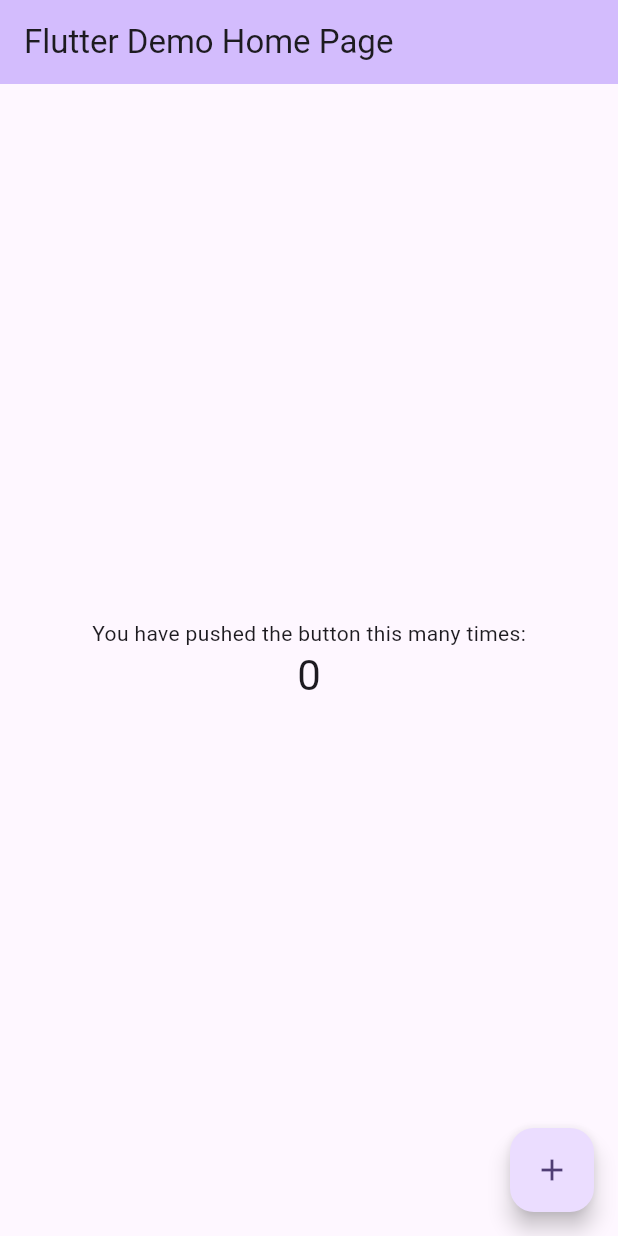
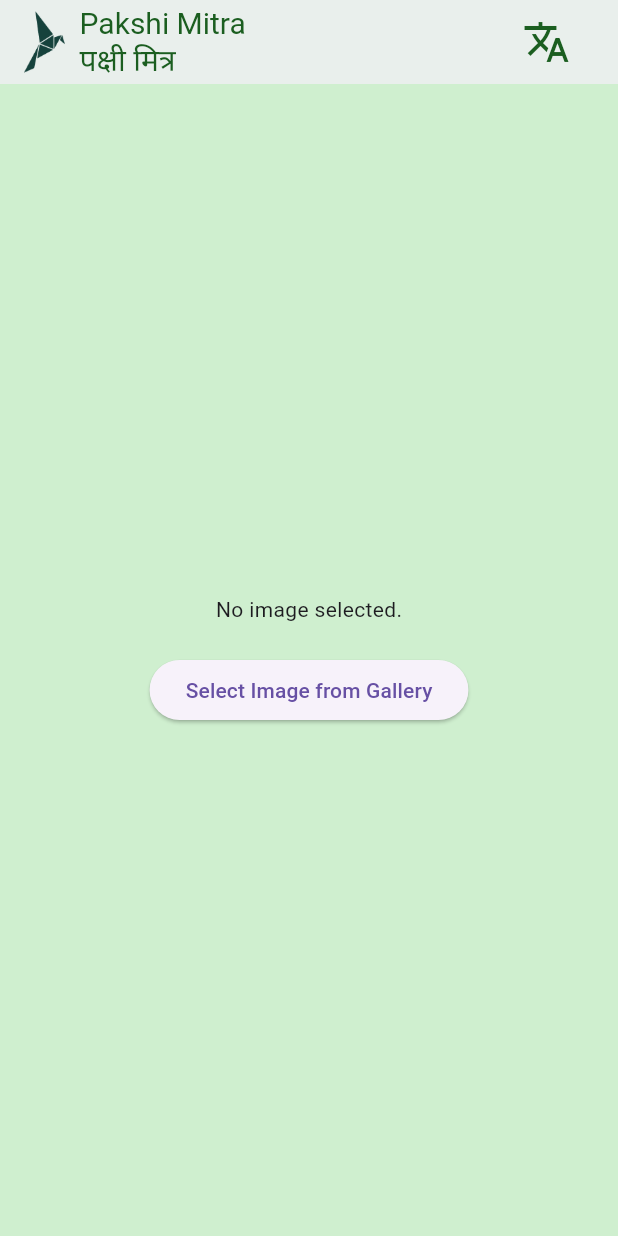
Before and after one commit to ArjunBasandrai/pakshi-mitra-app, a Flutter app: the screen it shows after launch, on a phone screen of 412 x 824 dp. Run offline on Flutter 3.47's test engine with Material 3 defaults, Android fonts, the phone set to English and light mode, and no system bars; our stand-ins replace image_picker.

Commit message:
feat: added image picker

```diff
--- a/lib/main.dart
+++ b/lib/main.dart
@@ -1,125 +1,107 @@
 import 'package:flutter/material.dart';
+import 'package:image_picker/image_picker.dart';
+import 'dart:io';
+import 'topbar.dart';
 
 void main() {
-  runApp(const MyApp());
+  runApp(const MaterialApp(
+    home: Home()
+  ));
 }
 
-class MyApp extends StatelessWidget {
-  const MyApp({super.key});
+class Home extends StatelessWidget {
+  const Home({super.key});
 
-  // This widget is the root of your application.
   @override
   Widget build(BuildContext context) {
-    return MaterialApp(
-      title: 'Flutter Demo',
-      theme: ThemeData(
-        // This is the theme of your application.
-        //
-        // TRY THIS: Try running your application with "flutter run". You'll see
-        // the application has a purple toolbar. Then, without quitting the app,
-        // try changing the seedColor in the colorScheme below to Colors.green
-        // and then invoke "hot reload" (save your changes or press the "hot
-        // reload" button in a Flutter-supported IDE, or press "r" if you used
-        // the command line to start the app).
-        //
-        // Notice that the counter didn't reset back to zero; the application
-        // state is not lost during the reload. To reset the state, use hot
-        // restart instead.
-        //
-        // This works for code too, not just values: Most code changes can be
-        // tested with just a hot reload.
-        colorScheme: ColorScheme.fromSeed(seedColor: Colors.deepPurple),
-        useMaterial3: true,
+    return Scaffold(
+      appBar: TopBar(),
+      body: Container(
+        color: const Color(0xFFcfefcf),
+        child: const ImagePickerWidget(),
       ),
-      home: const MyHomePage(title: 'Flutter Demo Home Page'),
     );
   }
 }
 
-class MyHomePage extends StatefulWidget {
-  const MyHomePage({super.key, required this.title});
-
-  // This widget is the home page of your application. It is stateful, meaning
-  // that it has a State object (defined below) that contains fields that affect
-  // how it looks.
-
-  // This class is the configuration for the state. It holds the values (in this
-  // case the title) provided by the parent (in this case the App widget) and
-  // used by the build method of the State. Fields in a Widget subclass are
-  // always marked "final".
-
-  final String title;
+class History extends StatefulWidget {
+  const History({super.key});
 
   @override
-  State<MyHomePage> createState() => _MyHomePageState();
+  State<History> createState() => _HistoryState();
 }
 
-class _MyHomePageState extends State<MyHomePage> {
-  int _counter = 0;
+class _HistoryState extends State<History> {
+  List<String> birds = [
+    'Yellow-billed Babbler',
+    'Large-billed Crow',
+    'Common Myna',
+    'Black Drongo',
+    'House Sparrow',
+    'Indian Peafowl',
+    'Indian Roller',
+    'Indian Pitta',
+    'Indian Paradise Flycatcher'
+  ];
+  @override
+  Widget build(BuildContext context) {
+    return Column(
+      children: birds.map((bird) => Container(
+        padding: const EdgeInsets.fromLTRB(10, 30, 10, 30),
+        child: Text(bird)
+      )).toList(),
+    );
+  }
+}
 
-  void _incrementCounter() {
+class ImagePickerWidget extends StatefulWidget {
+  const ImagePickerWidget({super.key});
+
+  @override
+  State<ImagePickerWidget> createState() => _ImagePickerWidgetState();
+}
+
+class _ImagePickerWidgetState extends State<ImagePickerWidget> {
+  File? _image;
+
+  Future<void> _selectImage() async {
+    final picker = ImagePicker();
+    final pickedFile = await picker.pickImage(source: ImageSource.gallery);
+
     setState(() {
-      // This call to setState tells the Flutter framework that something has
-      // changed in this State, which causes it to rerun the build method below
-      // so that the display can reflect the updated values. If we changed
-      // _counter without calling setState(), then the build method would not be
-      // called again, and so nothing would appear to happen.
-      _counter++;
+      if (pickedFile != null) {
+        _image = File(pickedFile.path);
+      } else {
+        print('No image selected.');
+      }
     });
   }
 
   @override
   Widget build(BuildContext context) {
-    // This method is rerun every time setState is called, for instance as done
-    // by the _incrementCounter method above.
-    //
-    // The Flutter framework has been optimized to make rerunning build methods
-    // fast, so that you can just rebuild anything that needs updating rather
-    // than having to individually change instances of widgets.
-    return Scaffold(
-      appBar: AppBar(
-        // TRY THIS: Try changing the color here to a specific color (to
-        // Colors.amber, perhaps?) and trigger a hot reload to see the AppBar
-        // change color while the other colors stay the same.
-        backgroundColor: Theme.of(context).colorScheme.inversePrimary,
-        // Here we take the value from the MyHomePage object that was created by
-        // the App.build method, and use it to set our appbar title.
-        title: Text(widget.title),
-      ),
-      body: Center(
-        // Center is a layout widget. It takes a single child and positions it
-        // in the middle of the parent.
-        child: Column(
-          // Column is also a layout widget. It takes a list of children and
-          // arranges them vertically. By default, it sizes itself to fit its
-          // children horizontally, and tries to be as tall as its parent.
-          //
-          // Column has various properties to control how it sizes itself and
-          // how it positions its children. Here we use mainAxisAlignment to
-          // center the children vertically; the main axis here is the vertical
-          // axis because Columns are vertical (the cross axis would be
-          // horizontal).
-          //
-          // TRY THIS: Invoke "debug painting" (choose the "Toggle Debug Paint"
-          // action in the IDE, or press "p" in the console), to see the
-          // wireframe for each widget.
-          mainAxisAlignment: MainAxisAlignment.center,
-          children: <Widget>[
-            const Text(
-              'You have pushed the button this many times:',
-            ),
-            Text(
-              '$_counter',
-              style: Theme.of(context).textTheme.headlineMedium,
-            ),
-          ],
-        ),
-      ),
-      floatingActionButton: FloatingActionButton(
-        onPressed: _incrementCounter,
-        tooltip: 'Increment',
-        child: const Icon(Icons.add),
-      ), // This trailing comma makes auto-formatting nicer for build methods.
+    return Center(
+      child: Column(
+        mainAxisAlignment: MainAxisAlignment.center,
+        children: <Widget>[
+          _image == null
+              ? const Text('No image selected.')
+              : Image.file(_image!,
+                  width: 300,
+                  height: 300,
+                  fit: BoxFit.cover),
+          const SizedBox(height: 20),
+          _image == null ?
+          ElevatedButton(
+            onPressed: _selectImage,
+            child: const Text('Select Image from Gallery'),
+          ) : const SizedBox.shrink(),
+          _image == null ? const SizedBox.shrink() : ElevatedButton(
+              onPressed: () {},
+              child: const Text('Identify Bird')
+          )
+
+        ],
+      )
     );
   }
 }
--- /dev/null
+++ b/lib/topbar.dart
@@ -0,0 +1,48 @@
+import 'package:flutter/material.dart';
+import 'package:image_picker/image_picker.dart';
+import 'dart:io';
+
+class TopBar extends StatelessWidget implements PreferredSizeWidget {
+  final Size preferredSize;
+
+  TopBar({Key? key})
+      : preferredSize = Size.fromHeight(56.0), // Set the height of the app bar.
+        super(key: key);
+
+
+  @override
+  Widget build(BuildContext context) {
+    return AppBar(
+        toolbarHeight: 75,
+        backgroundColor: const Color(0xFFE9EFEC),
+        title: Row(
+          children: <Widget>[
+            Expanded(
+              flex: 10,
+              child: Row(
+                children: <Widget>[
+                  Image.asset('assets/logo.png', height: 41.05),
+                  const SizedBox(width: 10),
+                  const Column(
+                    crossAxisAlignment: CrossAxisAlignment.start,
+                    children: <Widget>[
+                      Text('Pakshi Mitra', style: TextStyle(color: Color(0xFF1B5E20), fontSize: 20)),
+                      Text('पक्षी मित्र', style: TextStyle(color: Color(0xFF1B5E20), fontSize: 20)),
+                    ],
+                  )
+                ],
+              ),
+            ),
+            const Expanded(
+              flex: 2,
+              child: Icon(
+                Icons.translate,
+                color: Color(0xFF1B5E20),
+                size: 32,
+              ),
+            )
+          ],
+        )
+    );
+  }
+}
```
Also changed, not shown: pubspec.yaml (+4 -4 lines), assets/logo.png (added), pubspec.lock, 9 other files.
